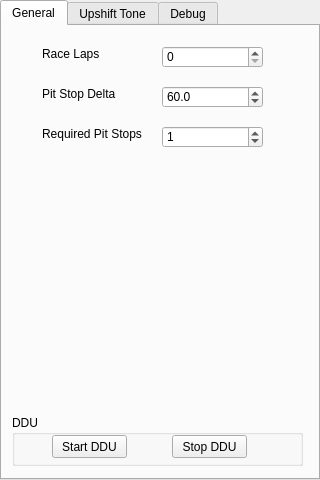
MarcMatten/iDDU, file gui/iDDUgui.ui: the form before one commit.
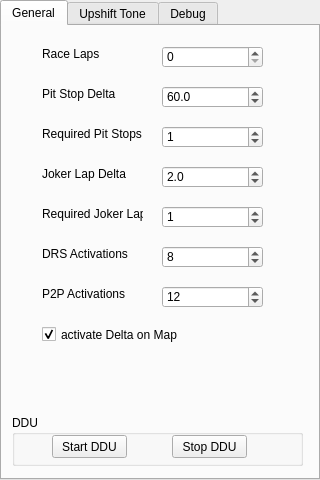
The form after the commit.

Commit message: - new beep sound - new GUI functions for DRS, P2P and Joker Lap implementation - preparations for DRS, P2P and Joker Lap implementation - new handling of labels, now part of frames

Diff of the .ui file:
```diff
--- a/gui/iDDUgui.ui
+++ b/gui/iDDUgui.ui
@@ -185,6 +185,186 @@
       <double>1.000000000000000</double>
      </property>
     </widget>
+    <widget class="QLabel" name="label_12">
+     <property name="geometry">
+      <rect>
+       <x>40</x>
+       <y>140</y>
+       <width>101</width>
+       <height>16</height>
+      </rect>
+     </property>
+     <property name="text">
+      <string>Joker Lap Delta</string>
+     </property>
+    </widget>
+    <widget class="QLabel" name="label_13">
+     <property name="geometry">
+      <rect>
+       <x>40</x>
+       <y>180</y>
+       <width>101</width>
+       <height>16</height>
+      </rect>
+     </property>
+     <property name="text">
+      <string>Required Joker Laps</string>
+     </property>
+    </widget>
+    <widget class="QDoubleSpinBox" name="doubleSpinBox_JokerLapsRequired">
+     <property name="geometry">
+      <rect>
+       <x>160</x>
+       <y>180</y>
+       <width>101</width>
+       <height>22</height>
+      </rect>
+     </property>
+     <property name="prefix">
+      <string/>
+     </property>
+     <property name="suffix">
+      <string/>
+     </property>
+     <property name="decimals">
+      <number>0</number>
+     </property>
+     <property name="maximum">
+      <double>1000.000000000000000</double>
+     </property>
+     <property name="singleStep">
+      <double>1.000000000000000</double>
+     </property>
+     <property name="value">
+      <double>1.000000000000000</double>
+     </property>
+    </widget>
+    <widget class="QLabel" name="label_14">
+     <property name="geometry">
+      <rect>
+       <x>40</x>
+       <y>220</y>
+       <width>101</width>
+       <height>16</height>
+      </rect>
+     </property>
+     <property name="text">
+      <string>DRS Activations</string>
+     </property>
+    </widget>
+    <widget class="QDoubleSpinBox" name="doubleSpinBox_DRSActivations">
+     <property name="geometry">
+      <rect>
+       <x>160</x>
+       <y>220</y>
+       <width>101</width>
+       <height>22</height>
+      </rect>
+     </property>
+     <property name="prefix">
+      <string/>
+     </property>
+     <property name="suffix">
+      <string/>
+     </property>
+     <property name="decimals">
+      <number>0</number>
+     </property>
+     <property name="maximum">
+      <double>1000.000000000000000</double>
+     </property>
+     <property name="singleStep">
+      <double>1.000000000000000</double>
+     </property>
+     <property name="value">
+      <double>8.000000000000000</double>
+     </property>
+    </widget>
+    <widget class="QDoubleSpinBox" name="doubleSpinBox_JokerLapDelta">
+     <property name="geometry">
+      <rect>
+       <x>160</x>
+       <y>140</y>
+       <width>101</width>
+       <height>22</height>
+      </rect>
+     </property>
+     <property name="prefix">
+      <string/>
+     </property>
+     <property name="suffix">
+      <string/>
+     </property>
+     <property name="decimals">
+      <number>1</number>
+     </property>
+     <property name="maximum">
+      <double>1000.000000000000000</double>
+     </property>
+     <property name="singleStep">
+      <double>0.100000000000000</double>
+     </property>
+     <property name="value">
+      <double>2.000000000000000</double>
+     </property>
+    </widget>
+    <widget class="QLabel" name="label_15">
+     <property name="geometry">
+      <rect>
+       <x>40</x>
+       <y>260</y>
+       <width>101</width>
+       <height>16</height>
+      </rect>
+     </property>
+     <property name="text">
+      <string>P2P Activations</string>
+     </property>
+    </widget>
+    <widget class="QDoubleSpinBox" name="doubleSpinBox_P2PActivations">
+     <property name="geometry">
+      <rect>
+       <x>160</x>
+       <y>260</y>
+       <width>101</width>
+       <height>22</height>
+      </rect>
+     </property>
+     <property name="prefix">
+      <string/>
+     </property>
+     <property name="suffix">
+      <string/>
+     </property>
+     <property name="decimals">
+      <number>0</number>
+     </property>
+     <property name="maximum">
+      <double>1000.000000000000000</double>
+     </property>
+     <property name="singleStep">
+      <double>1.000000000000000</double>
+     </property>
+     <property name="value">
+      <double>12.000000000000000</double>
+     </property>
+    </widget>
+    <widget class="QCheckBox" name="checkBox_MapHighlight">
+     <property name="geometry">
+      <rect>
+       <x>40</x>
+       <y>300</y>
+       <width>251</width>
+       <height>17</height>
+      </rect>
+     </property>
+     <property name="text">
+      <string>activate Delta on Map</string>
+     </property>
+     <property name="checked">
+      <bool>true</bool>
+     </property>
+    </widget>
    </widget>
    <widget class="QWidget" name="tabUpshiftTone">
     <attribute name="title">
```
The commit also changes 7 other files.
